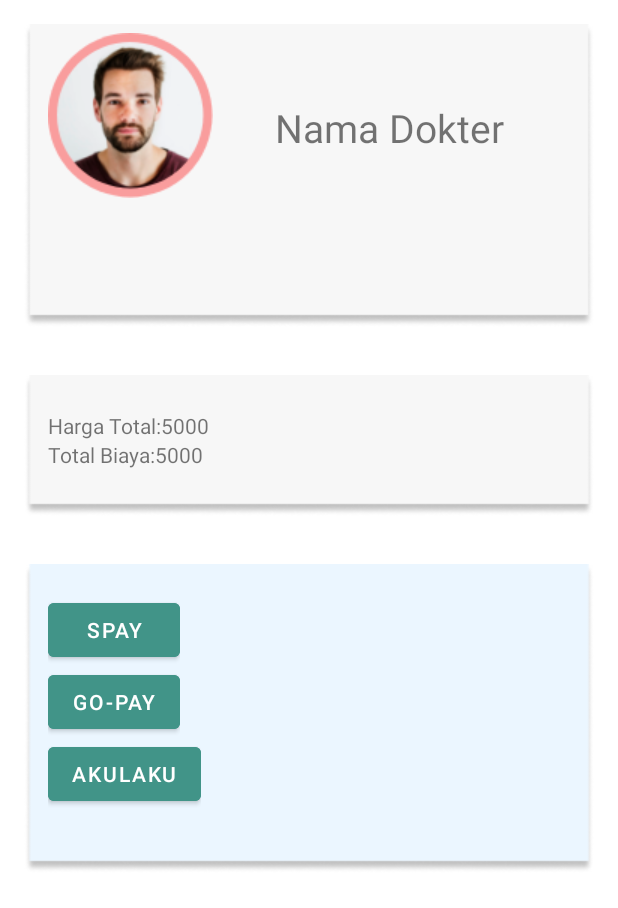
After one commit to elsaintan/hivet, an Android app: the BookingPaymentActivity screen opened directly, with no data from a screen before it, on a phone screen of 412 x 824 dp. The commit adds this screen. Shown: the top 908 px of the screen. Run offline under Robolectric (Android 15) with nearby library versions, the phone set to English and light mode, and no system bars; our stand-ins replace Firebase (no records; nobody signed in at launch, a user with empty details on screens opened directly); libraries missing offline, so code that uses them is left out: com.midtrans.sdk; Roboto replaces fonts that are not available here; 2 statements that could not run were skipped.

Commit message:
02.12 WIB

```diff
--- a/app/src/main/java/com/seaID/hivet/BookingActivity.kt
+++ b/app/src/main/java/com/seaID/hivet/BookingActivity.kt
@@ -1,6 +1,7 @@
 package com.seaID.hivet
 
 import android.Manifest
+import android.content.Intent
 import android.content.pm.PackageManager
 import androidx.appcompat.app.AppCompatActivity
 import android.os.Bundle
@@ -68,10 +69,16 @@ class BookingActivity : AppCompatActivity(), AdapterView.OnItemSelectedListener,
                 arrayOf(Manifest.permission.READ_PHONE_STATE), 101)
         }
 
-        initMidtransSdk()
+        //initMidtransSdk()
         binding.reservasiBt.setOnClickListener {
-            MidtransSDK.getInstance().transactionRequest = initTransactionRequest()
-            MidtransSDK.getInstance().startPaymentUiFlow(this, PaymentMethod.GO_PAY)
+            val intent = Intent(this, BookingPaymentActivity::class.java)
+            intent.flags = Intent.FLAG_ACTIVITY_NEW_TASK or Intent.FLAG_ACTIVITY_CLEAR_TASK
+            intent.putExtra("userid", mAuth.currentUser!!.uid)
+            intent.putExtra("pet", binding.mypetS.selectedItem.toString())
+            intent.putExtra("drh", uId)
+            intent.putExtra("tanggal", binding.tanggalap.toString())
+            intent.putExtra("slot", "")
+            startActivity(intent)
         }
     }
 
--- /dev/null
+++ b/app/src/main/java/com/seaID/hivet/BookingPaymentActivity.kt
@@ -0,0 +1,113 @@
+package com.seaID.hivet
+
+import androidx.appcompat.app.AppCompatActivity
+import android.os.Bundle
+import android.widget.Toast
+import com.google.firebase.auth.FirebaseAuth
+import com.google.firebase.firestore.FirebaseFirestore
+import com.midtrans.sdk.corekit.callback.TransactionFinishedCallback
+import com.midtrans.sdk.corekit.core.MidtransSDK
+import com.midtrans.sdk.corekit.core.PaymentMethod
+import com.midtrans.sdk.corekit.core.TransactionRequest
+import com.midtrans.sdk.corekit.core.UIKitCustomSetting
+import com.midtrans.sdk.corekit.core.themes.CustomColorTheme
+import com.midtrans.sdk.corekit.models.CustomerDetails
+import com.midtrans.sdk.corekit.models.snap.Gopay
+import com.midtrans.sdk.corekit.models.snap.Shopeepay
+import com.midtrans.sdk.corekit.models.snap.TransactionResult
+import com.midtrans.sdk.uikit.SdkUIFlowBuilder
+import com.seaID.hivet.databinding.ActivityBookingBinding
+import com.seaID.hivet.databinding.ActivityBookingPaymentBinding
+
+class BookingPaymentActivity : AppCompatActivity(), TransactionFinishedCallback {
+
+    private lateinit var bbinding: ActivityBookingPaymentBinding
+    private lateinit var mAuth : FirebaseAuth
+    private lateinit var db : FirebaseFirestore
+
+    override fun onCreate(savedInstanceState: Bundle?) {
+        super.onCreate(savedInstanceState)
+        bbinding = ActivityBookingPaymentBinding.inflate(layoutInflater)
+        val view = bbinding.root
+        setContentView(view)
+
+        mAuth = FirebaseAuth.getInstance()
+        initMidtransSdk()
+
+        bbinding.gopayBt.setOnClickListener {
+            MidtransSDK.getInstance().transactionRequest = initTransactionRequest()
+            MidtransSDK.getInstance().startPaymentUiFlow(this, PaymentMethod.GO_PAY)
+        }
+        bbinding.spayBt.setOnClickListener {
+            MidtransSDK.getInstance().transactionRequest = initTransactionRequest()
+            MidtransSDK.getInstance().startPaymentUiFlow(this, PaymentMethod.SHOPEEPAY)
+        }
+        bbinding.akulakuBt.setOnClickListener {
+            MidtransSDK.getInstance().transactionRequest = initTransactionRequest()
+            MidtransSDK.getInstance().startPaymentUiFlow(this, PaymentMethod.AKULAKU)
+        }
+
+    }
+
+    private fun initMidtransSdk() {
+        val sdkUIFlowBuilder: SdkUIFlowBuilder = SdkUIFlowBuilder.init()
+            .setClientKey(Constant.CLIENT_KEY_MIDTRANS) // client_key is mandatory
+            .setContext(this) // context is mandatory
+            .setTransactionFinishedCallback(this) // set transaction finish callback (sdk callback)
+            .setMerchantBaseUrl(Constant.BASE_URL_MIDTRANS) //set merchant url
+            .setUIkitCustomSetting(uiKitCustomSetting())
+            .enableLog(true) // enable sdk log
+            .setColorTheme(CustomColorTheme("#FFE51255", "#B61548", "#FFE51255")) // will replace theme on snap theme on MAP
+            .setLanguage("id")
+        sdkUIFlowBuilder.buildSDK()
+    }
+
+    override fun onTransactionFinished(result: TransactionResult) {
+        if (result.response != null) {
+            when (result.status) {
+                TransactionResult.STATUS_SUCCESS -> Toast.makeText(this, "Transaction Finished. ID: " + result.response.transactionId, Toast.LENGTH_LONG).show()
+                TransactionResult.STATUS_PENDING -> Toast.makeText(this, "Transaction Pending. ID: " + result.response.transactionId, Toast.LENGTH_LONG).show()
+                TransactionResult.STATUS_FAILED -> Toast.makeText(this, "Transaction Failed. ID: " + result.response.transactionId.toString() + ". Message: " + result.response.statusMessage, Toast.LENGTH_LONG).show()
+            }
+            result.response.validationMessages
+        } else if (result.isTransactionCanceled) {
+            Toast.makeText(this, "Transaction Canceled", Toast.LENGTH_LONG).show()
+        } else {
+            if (result.status.equals(TransactionResult.STATUS_INVALID, true)) {
+                Toast.makeText(this, "Transaction Invalid", Toast.LENGTH_LONG).show()
+            } else {
+                Toast.makeText(this, "Transaction Finished with failure.", Toast.LENGTH_LONG).show()
+            }
+        }
+    }
+
+    private fun saveAppointment() {
+        TODO("Not yet implemented")
+    }
+
+    private fun uiKitCustomSetting(): UIKitCustomSetting {
+        val uIKitCustomSetting = UIKitCustomSetting()
+        uIKitCustomSetting.isSkipCustomerDetailsPages = true
+        uIKitCustomSetting.isShowPaymentStatus = true
+        return uIKitCustomSetting
+    }
+
+    private fun initTransactionRequest(): TransactionRequest {
+        // Create new Transaction Request
+        val transactionRequestNew = TransactionRequest(System.currentTimeMillis().toString() + "", 5000.0)
+        transactionRequestNew.customerDetails = initCustomerDetails()
+        transactionRequestNew.gopay = Gopay("mysamplesdk:://midtrans")
+        transactionRequestNew.shopeepay = Shopeepay("mysamplesdk:://midtrans")
+        return transactionRequestNew
+    }
+
+    private fun initCustomerDetails(): CustomerDetails {
+        //define customer detail (mandatory for coreflow)
+        val mCustomerDetails = CustomerDetails()
+        mCustomerDetails.phone = "085310102020"
+        mCustomerDetails.firstName = "user fullname"
+        mCustomerDetails.email = "mail@mail.com"
+        mCustomerDetails.customerIdentifier = "mail@mail.com"
+        return mCustomerDetails
+    }
+}
--- /dev/null
+++ b/app/src/main/res/layout/activity_booking_payment.xml
@@ -0,0 +1,226 @@
+<?xml version="1.0" encoding="utf-8"?>
+<ScrollView xmlns:android="http://schemas.android.com/apk/res/android"
+    xmlns:app="http://schemas.android.com/apk/res-auto"
+    xmlns:tools="http://schemas.android.com/tools"
+    android:layout_width="match_parent"
+    android:layout_height="match_parent"
+    tools:context=".BookingPaymentActivity">
+
+    <LinearLayout
+        android:layout_width="wrap_content"
+        android:layout_height="wrap_content"
+        android:orientation="vertical">
+
+        <RelativeLayout
+            android:id="@+id/first"
+            android:layout_width="match_parent"
+            android:layout_height="wrap_content"
+            android:layout_marginStart="16dp"
+            android:layout_marginTop="16dp"
+            android:layout_marginEnd="16dp"
+            android:layout_marginBottom="16dp"
+            android:background="@drawable/kotak_profil"
+            app:cardCornerRadius="8dp"
+            app:cardElevation="8dp">
+
+            <LinearLayout
+                android:layout_width="wrap_content"
+                android:layout_height="wrap_content"
+                android:layout_marginVertical="6dp"
+                android:layout_marginStart="16dp"
+                android:orientation="vertical">
+
+                <LinearLayout
+                    android:layout_width="wrap_content"
+                    android:layout_height="wrap_content"
+                    android:layout_gravity="center_vertical"
+                    android:orientation="horizontal">
+
+                    <androidx.appcompat.widget.AppCompatImageView
+                        android:id="@+id/photodrh"
+                        android:layout_width="wrap_content"
+                        android:layout_height="wrap_content"
+                        android:src="@drawable/profile" />
+
+                </LinearLayout>
+
+                <LinearLayout
+                    android:layout_width="wrap_content"
+                    android:layout_height="wrap_content"
+                    android:layout_gravity="center_vertical"
+                    android:orientation="horizontal">
+
+                </LinearLayout>
+
+                <LinearLayout
+                    android:layout_width="wrap_content"
+                    android:layout_height="wrap_content"
+                    android:layout_gravity="center_vertical"
+                    android:orientation="horizontal">
+
+                </LinearLayout>
+
+            </LinearLayout>
+
+            <TextView
+                android:id="@+id/namedrhTV"
+                android:layout_width="wrap_content"
+                android:layout_height="wrap_content"
+                android:layout_alignParentEnd="true"
+                android:layout_alignParentBottom="true"
+                android:layout_marginEnd="60dp"
+                android:layout_marginBottom="115dp"
+                android:text="Nama Dokter"
+                android:textSize="26sp" />
+
+        </RelativeLayout>
+
+        <RelativeLayout
+            android:id="@+id/second"
+            android:layout_width="match_parent"
+            android:layout_height="wrap_content"
+            android:layout_below="@id/first"
+            android:layout_marginStart="16dp"
+            android:layout_marginTop="16dp"
+            android:layout_marginEnd="16dp"
+            android:layout_marginBottom="16dp"
+            android:background="@drawable/kotak_profil_kecil"
+            android:paddingStart="16dp"
+            android:paddingTop="24dp"
+            app:cardElevation="0dp">
+
+            <LinearLayout
+                android:id="@+id/tnggalll"
+                android:layout_width="wrap_content"
+                android:layout_height="wrap_content"
+                android:layout_alignParentStart="true"
+                android:layout_gravity="center_vertical"
+                android:layout_marginStart="0dp"
+                android:orientation="horizontal">
+
+                <TextView
+                    android:id="@+id/tanggal"
+                    android:layout_width="wrap_content"
+                    android:layout_height="wrap_content"
+                    android:text="Harga Total" />
+
+                <TextView
+                    android:layout_width="wrap_content"
+                    android:layout_height="wrap_content"
+                    android:text=":" />
+
+                <TextView
+                    android:id="@+id/tanggalap"
+                    android:layout_width="wrap_content"
+                    android:layout_height="wrap_content"
+                    android:text="5000" />
+
+            </LinearLayout>
+
+            <LinearLayout
+                android:layout_width="wrap_content"
+                android:layout_height="wrap_content"
+                android:layout_below="@id/tnggalll"
+                android:layout_gravity="center_vertical"
+                android:orientation="horizontal">
+
+                <TextView
+                    android:id="@+id/stTv"
+                    android:layout_width="wrap_content"
+                    android:layout_height="wrap_content"
+                    android:text="Total Biaya" />
+
+                <TextView
+                    android:layout_width="wrap_content"
+                    android:layout_height="wrap_content"
+                    android:text=":" />
+
+                <TextView
+                    android:layout_width="wrap_content"
+                    android:layout_height="wrap_content"
+                    android:text="5000" />
+
+            </LinearLayout>
+
+        </RelativeLayout>
+
+        <RelativeLayout
+            android:id="@+id/fifth"
+            android:layout_width="match_parent"
+            android:layout_height="wrap_content"
+            android:layout_below="@id/fourth"
+            android:layout_marginStart="16dp"
+            android:layout_marginTop="16dp"
+            android:layout_marginEnd="16dp"
+            android:layout_marginBottom="16dp"
+            android:background="@drawable/kotak_profil_biru"
+            android:paddingStart="16dp"
+            android:paddingTop="20dp"
+            app:cardCornerRadius="8dp"
+            app:cardElevation="8dp">
+
+            <LinearLayout
+                android:id="@+id/spay"
+                android:layout_width="wrap_content"
+                android:layout_height="wrap_content"
+                android:layout_gravity="center_vertical"
+                android:orientation="horizontal">
+
+                <Button
+                    android:id="@+id/spayBt"
+                    android:layout_width="wrap_content"
+                    android:layout_height="wrap_content"
+                    android:backgroundTint="@color/green_lumut"
+                    android:text="Spay" />
+
+            </LinearLayout>
+
+            <LinearLayout
+                android:id="@+id/gopay"
+                android:layout_width="wrap_content"
+                android:layout_height="wrap_content"
+                android:layout_below="@id/spay"
+                android:layout_gravity="center_vertical"
+                android:orientation="horizontal">
+
+                <Button
+                    android:id="@+id/gopayBt"
+                    android:layout_width="wrap_content"
+                    android:layout_height="wrap_content"
+                    android:backgroundTint="@color/green_lumut"
+                    android:text="Go-Pay" />
+
+            </LinearLayout>
+
+            <LinearLayout
+                android:layout_width="wrap_content"
+                android:layout_height="wrap_content"
+                android:layout_below="@id/gopay"
+                android:layout_gravity="center_vertical"
+                android:orientation="horizontal">
+
+                <Button
+                    android:id="@+id/akulakuBt"
+                    android:layout_width="wrap_content"
+                    android:layout_height="wrap_content"
+                    android:backgroundTint="@color/green_lumut"
+                    android:text="Akulaku" />
+
+            </LinearLayout>
+
+        </RelativeLayout>
+
+
+
+        <RelativeLayout
+            android:layout_width="match_parent"
+            android:layout_height="wrap_content"
+            app:cardElevation="8dp"
+            app:cardCornerRadius="8dp"
+            android:layout_margin="16dp"
+            android:layout_below="@id/fifth">
+
+        </RelativeLayout>
+    </LinearLayout>
+
+</ScrollView>
--- a/app/src/main/res/layout/activity_konsultasi.xml
+++ b/app/src/main/res/layout/activity_konsultasi.xml
@@ -11,7 +11,7 @@
         android:layout_width="110dp"
         android:layout_height="110dp"
         android:layout_centerHorizontal="true"
-        android:layout_marginTop="40dp"
+        android:layout_marginTop="60dp"
         android:src="@drawable/profile" />
 
     <TextView
@@ -62,6 +62,13 @@
             android:layout_marginTop="15dp"
             android:text="Total Biaya" />
 
+        <TextView
+            android:text="Bintang 5 (ini nanti ada gambar bintangnya tp nanti dulu aku mager)"
+            android:layout_width="match_parent"
+            android:layout_height="wrap_content"
+            android:layout_marginTop="15dp"
+            android:layout_below="@id/hargaTV"/>
+
     </RelativeLayout>
 
     <RelativeLayout
```
Also changed, not shown: app/src/main/AndroidManifest.xml (+5 -3 lines).
